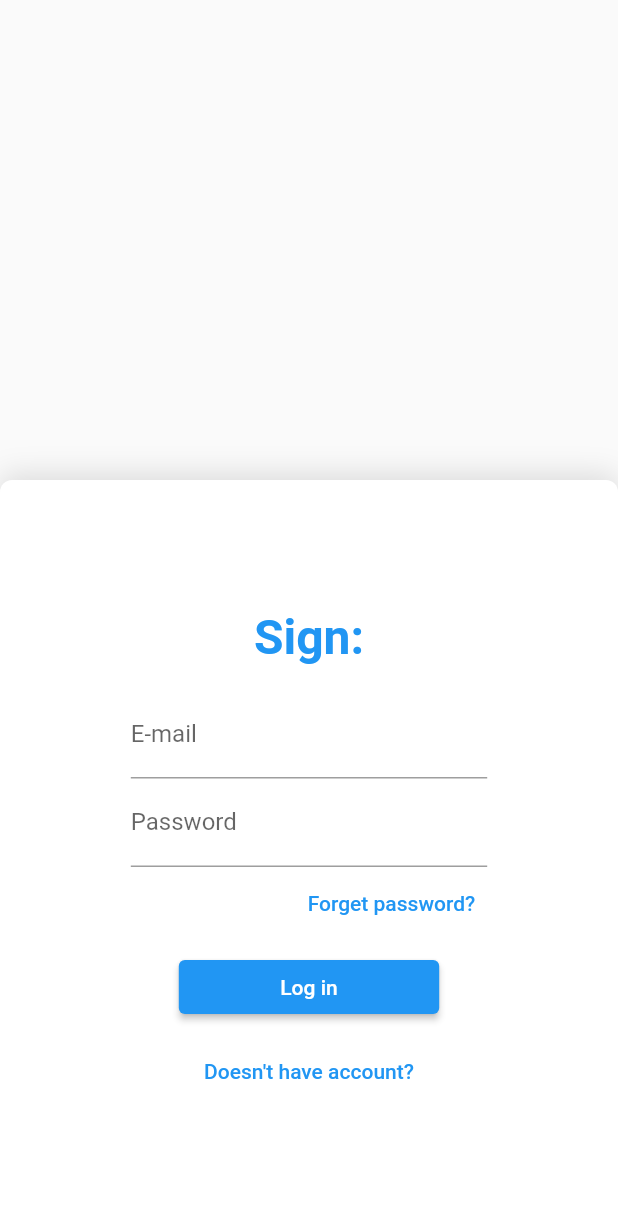
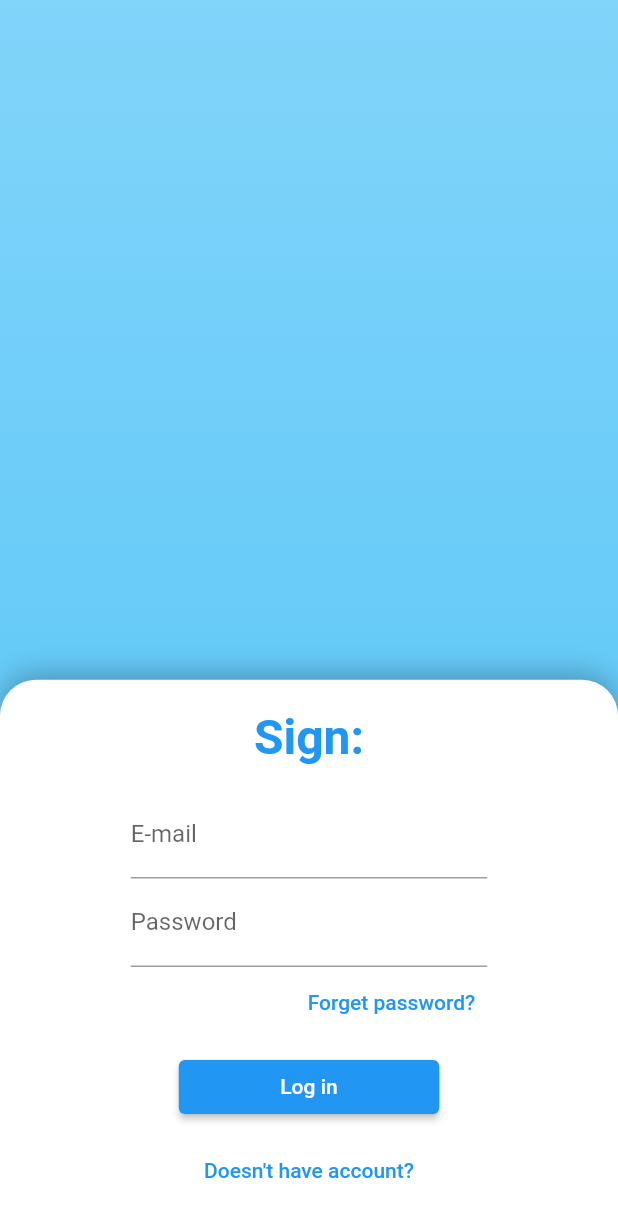
Before and after one commit to vladcto/mock-chat-flutter, a Flutter app: the screen it shows after launch, on a phone screen of 412 x 824 dp. Shown: the top 1217 px of the screen. Run offline on Flutter 3.47's test engine with Material 2 defaults, Android fonts, the phone set to English and light mode, and no system bars; our stand-ins replace firebase_auth, firebase_core, firebase_database, flutter_riverpod, freezed_annotation, get_it and 1 more; accounts and stored records are empty.

Commit message:
Design changes.

```diff
--- a/lib/data/auth/firebase_auth_service.dart
+++ b/lib/data/auth/firebase_auth_service.dart
@@ -16,7 +16,9 @@ class FirebaseAuthService {
         email: email,
         password: password,
       );
-      credentail.user!.updateDisplayName(name);
+      User user = credentail.user!;
+      await user.updateDisplayName(name);
+      await user.reload();
       return CreateUserStatus.succesful(credential: credentail);
     } on FirebaseAuthException catch (e) {
       switch (e.code) {
--- a/lib/main.dart
+++ b/lib/main.dart
@@ -2,7 +2,7 @@ import 'package:firebase_core/firebase_core.dart';
 import 'package:flutter/material.dart';
 import 'package:mock_chat_flutter/firebase_options.dart';
 import 'package:mock_chat_flutter/presentation/auth/auth_page.dart';
-import 'package:mock_chat_flutter/presentation/messages_page.dart';
+import 'package:mock_chat_flutter/presentation/messages/messages_page.dart';
 
 import 'locator.dart';
 
@@ -19,7 +19,8 @@ class MainApp extends StatelessWidget {
 
   @override
   Widget build(BuildContext context) {
-    return const MaterialApp(
+    return MaterialApp(
+      theme: ThemeData.light().copyWith(canvasColor: Colors.transparent),
       home: AuthPage(),
     );
   }
--- a/lib/presentation/auth/auth_page.dart
+++ b/lib/presentation/auth/auth_page.dart
@@ -15,15 +15,32 @@ class _AuthPageState extends State<AuthPage> {
 
   @override
   Widget build(BuildContext context) {
+    final authHeight = MediaQuery.of(context).size.height * 0.45;
     return Scaffold(
-      body: Column(
+      body: Stack(
         children: [
-          const SizedBox(
-            height: 320,
+          Positioned(
+            top: 0,
+            left: 0,
+            right: 0,
+            bottom: 0,
+            child: DecoratedBox(
+              decoration: BoxDecoration(
+                gradient: LinearGradient(
+                  colors: [Colors.lightBlue.shade200, Colors.lightBlue.shade300],
+                  begin: Alignment.topCenter,
+                  end: Alignment.bottomCenter,
+                ),
+              ),
+            ),
           ),
-          Expanded(
+          Positioned(
+            height: authHeight,
+            left: 0,
+            bottom: 0,
+            right: 0,
             child: PageTransitionSwitcher(
-              duration: Duration(seconds: 1),
+              duration: const Duration(seconds: 1),
               reverse: signInForm,
               transitionBuilder: (child, primaryAnimation, secondaryAnimation) =>
                   SharedAxisTransition(
@@ -67,11 +84,11 @@ class _AuthCard extends StatelessWidget {
       decoration: const BoxDecoration(
           color: Colors.white,
           borderRadius: BorderRadius.only(
-            topLeft: Radius.circular(8),
-            topRight: Radius.circular(8),
+            topLeft: Radius.circular(24),
+            topRight: Radius.circular(24),
           ),
           boxShadow: [
-            BoxShadow(color: Colors.black12, offset: Offset(0, -4), blurRadius: 16)
+            BoxShadow(color: Colors.black26, offset: Offset(0, -4), blurRadius: 16)
           ]),
       child: Center(
         child: FractionallySizedBox(
--- a/lib/presentation/auth/sign_in_form.dart
+++ b/lib/presentation/auth/sign_in_form.dart
@@ -1,7 +1,7 @@
 import 'package:flutter/material.dart';
 import 'package:mock_chat_flutter/data/auth/firebase_auth_service.dart';
 import 'package:mock_chat_flutter/locator.dart';
-import 'package:mock_chat_flutter/presentation/messages_page.dart';
+import 'package:mock_chat_flutter/presentation/messages/messages_page.dart';
 
 class SignInForm extends StatefulWidget {
   final Function goToRegistration;
```
Also changed, not shown: lib/presentation/auth/registration_form.dart (+5 -3 lines), lib/presentation/messages/message_card.dart (added, +48 -0 lines), lib/presentation/messages/messages_page.dart (added, +130 -0 lines), lib/presentation/messages_page.dart (deleted, +0 -58 lines).
